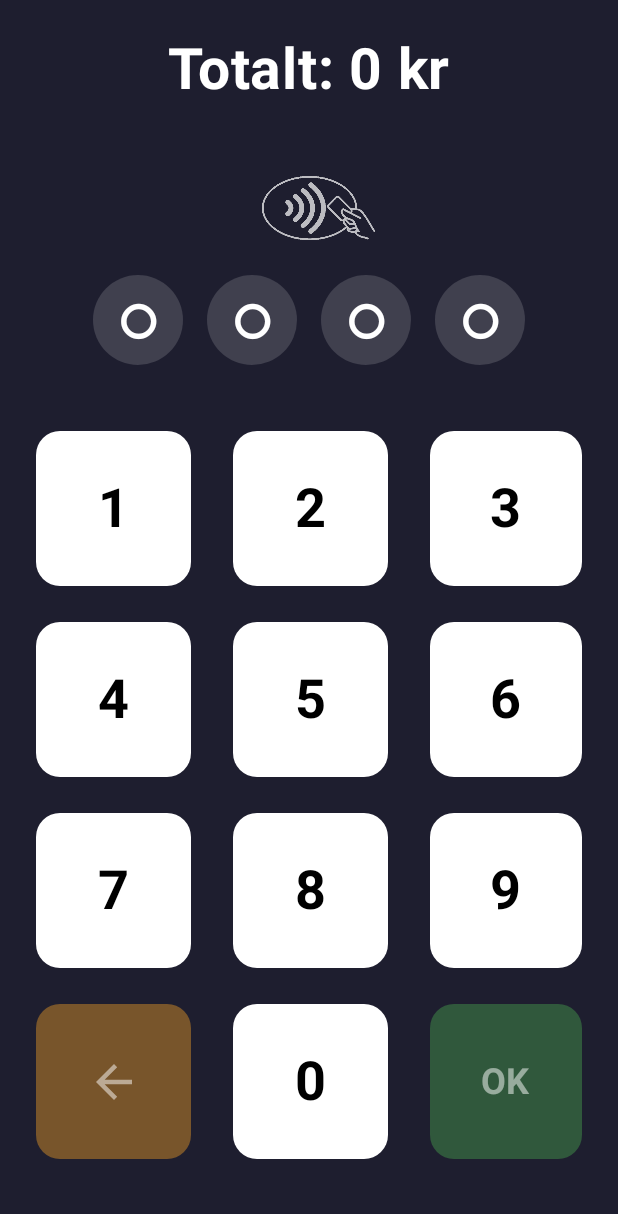
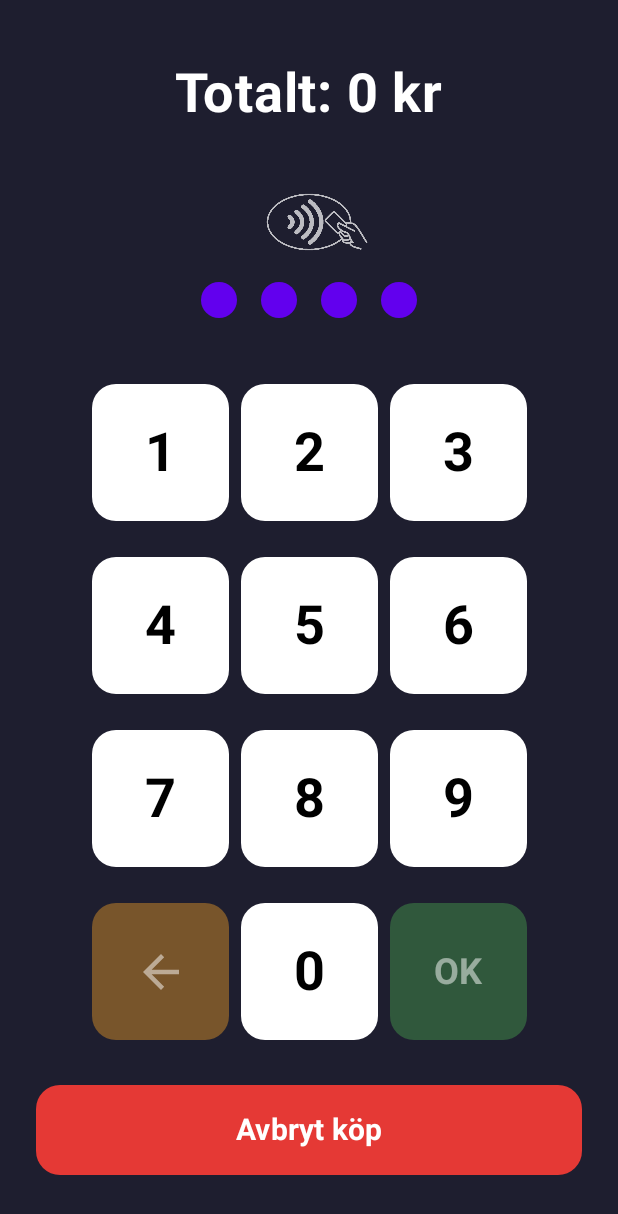
Before and after one commit to JohannesL2/terminal-ux700, an Android app built with Jetpack Compose: the PinScreen screen opened through its navigation route, on a phone screen of 412 x 824 dp. Shown: the top 1214 px of the screen. Run offline under Robolectric (Android 15) with nearby library versions, the phone set to English and light mode, and no system bars; our stand-ins replace Room's generated code; libraries missing offline, so code that uses them is left out: com.jakewharton.threetenabp; 2 statements that could not run were skipped.

Commit message:
Small changes to design for even better responsivity on smaller phones

```diff
--- a/app/src/main/java/com/example/test_design/MainActivity.kt
+++ b/app/src/main/java/com/example/test_design/MainActivity.kt
@@ -86,6 +86,10 @@
 import com.example.test_design.data.utils.generateOrderNumber
 import androidx.compose.foundation.Image
 import androidx.compose.foundation.layout.Arrangement
+import androidx.compose.foundation.layout.fillMaxHeight
+import androidx.compose.foundation.layout.imePadding
+import androidx.compose.foundation.layout.navigationBarsPadding
+import androidx.compose.foundation.layout.statusBarsPadding
 import androidx.compose.material3.Surface
 import androidx.compose.ui.res.painterResource
 import androidx.compose.ui.graphics.ColorFilter
@@ -215,7 +219,12 @@
         (selectedCategory == "Alla" || product.category == selectedCategory) &&
                 (searchQuery.isBlank() || product.name.contains(searchQuery, ignoreCase = true))
     }
-    Column(modifier = Modifier.fillMaxSize().padding(top = 32.dp) .background(
+    Column(modifier = Modifier
+        .fillMaxSize()
+        .statusBarsPadding()
+        .navigationBarsPadding()
+        .imePadding()
+        .background(
         Brush.linearGradient(
             listOf(
                 Color(0xFFFFFFFF),
@@ -238,8 +247,7 @@
                 singleLine = true,
                 modifier = Modifier
                     .weight(1f)
-                    .height(56.dp),
-                shape = RoundedCornerShape(0.dp)
+                    .height(60.dp)
             )
 
             IconButton(
@@ -248,7 +256,7 @@
                     haptic.performHapticFeedback(HapticFeedbackType.TextHandleMove)
                           },
                 modifier = Modifier
-                    .size(56.dp)
+                    .size(60.dp)
                     .background(Color.Black)
             ) {
                 Icon(
@@ -260,14 +268,14 @@
             }
         }
 
-        Spacer(modifier = Modifier.height(12.dp))
+        Spacer(modifier = Modifier.height(18.dp))
         Box(
             modifier = Modifier.fillMaxWidth(),
-            contentAlignment = Alignment.Center
+            contentAlignment = Alignment.CenterStart
         ) {
             LazyRow(
                 horizontalArrangement = Arrangement.spacedBy(8.dp),
-                contentPadding = PaddingValues(horizontal = 16.dp)
+                contentPadding = PaddingValues(horizontal = 12.dp)
             ) {
                  items(categories) {category ->
                     Button(
@@ -366,11 +374,11 @@
                     ) {
                         TextButton(
                             onClick = {
-                                if (quantity > 0) {
-                                    if (quantity == 1) cart.removeAt(cartItemIndex)
+                                if (quantity > 1) {
+                                    cart[cartItemIndex] = cart[cartItemIndex].copy(quantity = quantity - 1)
                                         haptic.performHapticFeedback(HapticFeedbackType.TextHandleMove)
-                                } else { cart[cartItemIndex] =
-                                        cart[cartItemIndex].copy(quantity = quantity - 1)
+                                } else if (quantity == 1) {
+                                        cart.removeAt(cartItemIndex)
                                     haptic.performHapticFeedback(HapticFeedbackType.TextHandleMove)
                                     }
                             },
@@ -499,7 +507,7 @@
         shape = RoundedCornerShape(0.dp),
         modifier = Modifier
             .fillMaxWidth()
-            .height(430.dp),
+            .fillMaxHeight(0.6f),
         elevation = CardDefaults.cardElevation(defaultElevation = 8.dp),
     ) {
             Column(modifier = Modifier.padding(16.dp)) {
@@ -589,8 +597,9 @@
 
     val haptic = LocalHapticFeedback.current
 
-    val screenWidth = LocalContext.current.resources.displayMetrics.widthPixels / LocalContext.current.resources.displayMetrics.density
-    val buttonSize = (screenWidth / 4).dp
+    val screenWidth = LocalContext.current.resources.displayMetrics.widthPixels /
+            LocalContext.current.resources.displayMetrics.density
+    val buttonSize = (screenWidth / 4.5f).dp
 
     Column(
         modifier = Modifier
@@ -603,7 +612,7 @@
 
         Text(
             text = "Totalt: $total kr",
-            fontSize = 38.sp,
+            fontSize = 36.sp,
             fontWeight = FontWeight.Bold,
             color = Color.White
         )
@@ -614,27 +623,23 @@
             painter = painterResource(id = R.drawable.ic_contactless),
             contentDescription = "Kontaktlös betalning",
             modifier = Modifier
-                .size(90.dp)
+                .size(80.dp)
                 .scale(scale),
             colorFilter = ColorFilter.tint(Color.White.copy(alpha = 0.7f))
         )
 
         Row(horizontalArrangement = Arrangement.spacedBy(16.dp)) {
             repeat(4) { index ->
+                val filled = index < pin.length
                 Box(
                     contentAlignment = Alignment.Center,
                     modifier = Modifier
-                        .size(60.dp)
-                        .clip(RoundedCornerShape(30.dp))
-                        .background(Color.White.copy(alpha = 0.15f))
+                        .size(24.dp)
+                        .clip(RoundedCornerShape(12.dp))
+                        .background(
+                            if (filled) Color.White.copy(alpha = 1f) else Color(0xFF6200EE)
+                        )
                 ) {
-                    Text(
-                        text = if (index < pin.length) "●" else "○",
-                        fontSize = 50.sp,
-                        fontWeight = FontWeight.Bold,
-                        color = Color.White,
-                        modifier = Modifier.offset(y = (-7).dp)
-                    )
                 }
             }
         }
@@ -650,7 +655,7 @@
 
         buttons.forEach { row ->
             Row(
-                horizontalArrangement = Arrangement.spacedBy(28.dp),
+                horizontalArrangement = Arrangement.spacedBy(8.dp),
                 modifier = Modifier.padding(vertical = 12.dp)
             ) {
                 row.forEach { label ->
```
Also changed, not shown: 2 other files.
